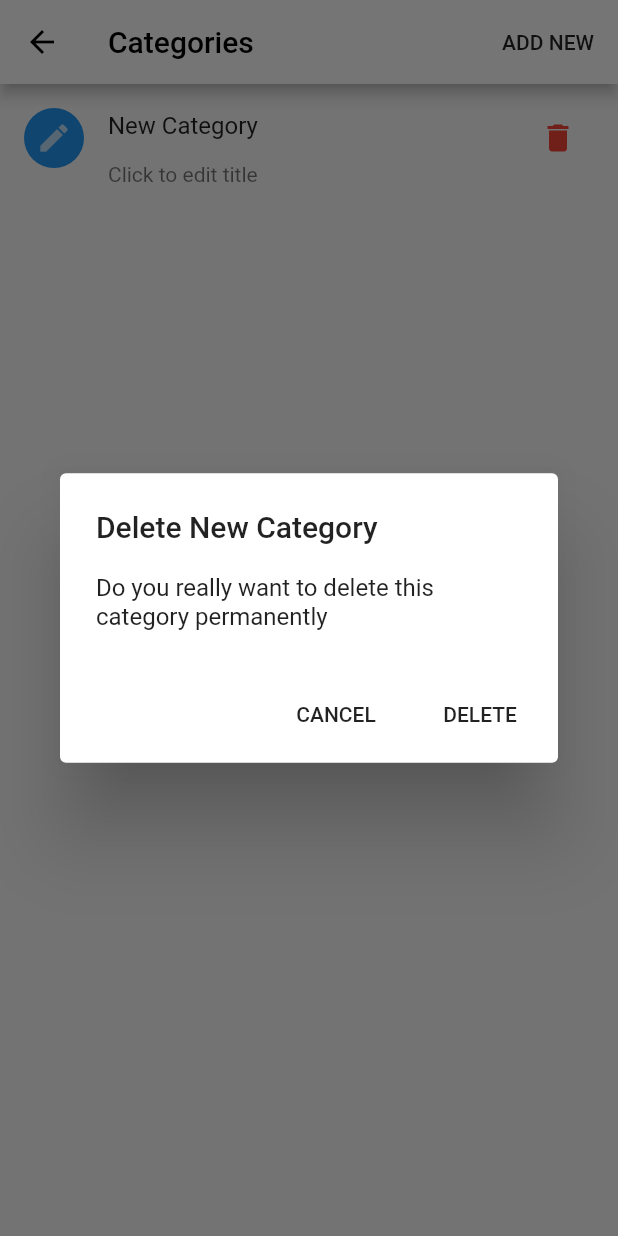
After one commit to EliasDolinsek/cash_cockpit_flutter, a Flutter app: the CategoriesEditorPage screen opened directly, after a tap on "ADD NEW", after a tap on the "delete" icon, on a phone screen of 412 x 824 dp. The commit adds this screen. Run offline on Flutter 3.47's test engine with Material 2 defaults, Android fonts, the phone set to English and light mode, and no system bars; our stand-ins replace cloud_firestore, firebase_auth, flutter_masked_text, flutter_money_formatter, google_sign_in; missing offline and left inert: flutter_material_color_picker; accounts and stored records are empty; statements that could not run were skipped.

Commit message:
Added categoires

```diff
--- /dev/null
+++ b/lib/core/category.dart
@@ -0,0 +1,37 @@
+import 'package:cloud_firestore/cloud_firestore.dart';
+import 'package:flutter/material.dart';
+
+class Category {
+
+  String name, color, id;
+  List<String> billIDs;
+
+  Category({this.name, this.color, this.billIDs, this.id});
+
+  Color get usableColor => Color(int.parse(color));
+
+  factory Category.newCategory(){
+    return Category(name: "New Category", color: Colors.blue.value.toString(), billIDs: []);
+  }
+
+  factory Category.fromFirestore(DocumentSnapshot documentSnapshot){
+    final map = documentSnapshot.data;
+    if(map == null) return Category();
+
+    return Category(
+      id: documentSnapshot.documentID,
+      name: map["name"] ?? "",
+      color: map["color"] ?? "",
+      billIDs: List<String>.from(map["billIDs"]) ?? []
+    );
+  }
+
+  Map<String, dynamic> toMap(String firebaseUserID) {
+    return {
+      "name":name,
+      "color":color,
+      "billIDs":billIDs,
+      "userID": firebaseUserID
+    };
+  }
+}
--- a/lib/data/data_manager.dart
+++ b/lib/data/data_manager.dart
@@ -2,6 +2,7 @@ import 'package:cloud_firestore/cloud_firestore.dart';
 import 'package:flutter/material.dart';
 
 import '../core/settings.dart';
+import '../core/category.dart';
 import 'data_provider.dart';
 
 Future<bool> doUserSettingsExist(String firebaseUserID) async {
@@ -21,6 +22,13 @@ Future<dynamic> createUserSettings(Settings settings, String firebaseUserID) {
   });
 }
 
+Future<dynamic> createCategory(Category category, String firebaseUserID){
+  final document = Firestore.instance.collection("categories").document();
+  return Firestore.instance.runTransaction((transaction) async {
+    await transaction.set(document, category.toMap(firebaseUserID));
+  });
+}
+
 Future<void> updateUserSettings(Settings settings, String firebaseUserID) {
   return Firestore.instance
       .collection("users")
@@ -28,6 +36,9 @@ Future<void> updateUserSettings(Settings settings, String firebaseUserID) {
       .updateData(settings.toMap());
 }
 
+Future<void> updateCategory(Category category, String firebaseUserID){
+  return Firestore.instance.collection("categories").document(category.id).updateData(category.toMap(firebaseUserID));
+}
 Future<void> setUserSettings(Settings settings, String firebaseUserID) async {
   if (await doUserSettingsExist(firebaseUserID)) {
     return updateUserSettings(settings, firebaseUserID);
@@ -35,3 +46,7 @@ Future<void> setUserSettings(Settings settings, String firebaseUserID) async {
     return createUserSettings(settings, firebaseUserID);
   }
 }
+
+Future<void> deleteCategory(Category category){
+  return Firestore.instance.collection("categories").document(category.id).delete();
+}
--- a/lib/data/data_provider.dart
+++ b/lib/data/data_provider.dart
@@ -1,4 +1,5 @@
 import 'package:flutter/material.dart';
+import 'package:cloud_firestore/cloud_firestore.dart';
 
 import 'package:firebase_auth/firebase_auth.dart';
 
@@ -6,6 +7,7 @@ import '../core/settings.dart';
 
 class DataProvider extends InheritedWidget {
 
+  final Stream<QuerySnapshot> categories;
   final FirebaseUser firebaseUser;
   final Settings settings;
 
@@ -13,7 +15,8 @@ class DataProvider extends InheritedWidget {
     Key key,
     @required Widget child,
     @required this.firebaseUser,
-    @required this.settings
+    @required this.settings,
+    @required this.categories
   })
       : assert(child != null),
         super(key: key, child: child);
--- /dev/null
+++ b/lib/layouts/categories_layout.dart
@@ -0,0 +1,48 @@
+import 'package:cloud_firestore/cloud_firestore.dart';
+import 'package:flutter/material.dart';
+
+import '../widgets/category_item.dart';
+
+import '../core/category.dart';
+
+import '../data/data_provider.dart';
+import '../data/data_manager.dart' as dataManager;
+
+class CategoriesLayout extends StatelessWidget {
+  final bool editMode;
+
+  const CategoriesLayout({this.editMode = false});
+
+  @override
+  Widget build(BuildContext context) {
+    return StreamBuilder<QuerySnapshot>(
+      stream: DataProvider.of(context).categories,
+      builder: (context, snapshot) {
+        if (snapshot.hasData) {
+          final documents = snapshot.data.documents;
+          if(documents.length == 0){
+            return Center(
+              child: Text("No cateogires"),
+            );
+          } else {
+            return ListView.separated(
+                itemBuilder: (context, index) {
+                  final category =
+                  Category.fromFirestore(documents.elementAt(index));
+                  return CategoryItem(
+                    category,
+                    editMode: true,
+                  );
+                },
+                separatorBuilder: (context, index) => Divider(),
+                itemCount: documents.length);
+          }
+        } else {
+          return Center(
+            child: CircularProgressIndicator(),
+          );
+        }
+      },
+    );
+  }
+}
--- a/lib/layouts/settings_layout.dart
+++ b/lib/layouts/settings_layout.dart
@@ -1,6 +1,8 @@
 import 'package:flutter/material.dart';
 
 import '../pages/currency_setup_pages.dart';
+import '../pages/categories_editor_page.dart';
+
 import '../core/auth_manager.dart' as authManager;
 
 class SettingsLayout extends StatefulWidget {
@@ -26,6 +28,9 @@ class _SettingsLayoutState extends State<SettingsLayout> {
       ListTile(
         title: Text("Categories"),
         subtitle: Text("Create, edit and delete categories"),
+        onTap: (){
+          Navigator.of(context).push(MaterialPageRoute(builder: (context) => CategoriesEditorPage()));
+        },
       )
     ];
   }
--- a/lib/main.dart
+++ b/lib/main.dart
@@ -1,3 +1,4 @@
+import 'package:cloud_firestore/cloud_firestore.dart';
 import 'package:flutter/material.dart';
 
 import 'package:firebase_auth/firebase_auth.dart';
@@ -39,6 +40,7 @@ class MyApp extends StatelessWidget {
           final firebaseUser = snapshot.data;
           return DataProvider(
             firebaseUser: firebaseUser,
+            categories: Firestore.instance.collection("categories").where("userID", isEqualTo: firebaseUser.uid).snapshots(),
             settings: Settings.fromFirebase(firebaseUser),
             child: MaterialApp(
               title: "CashCockpit",
--- /dev/null
+++ b/lib/pages/categories_editor_page.dart
@@ -0,0 +1,37 @@
+import 'package:flutter/material.dart';
+
+import '../layouts/categories_layout.dart';
+
+import '../core/category.dart';
+
+import '../data/data_provider.dart';
+import '../data/data_manager.dart' as dataManager;
+
+class CategoriesEditorPage extends StatelessWidget {
+  @override
+  Widget build(BuildContext context) {
+    return Scaffold(
+      appBar: AppBar(
+        title: Text(
+          "Categories",
+          style: TextStyle(color: Colors.black),
+        ),
+        iconTheme: IconThemeData(color: Colors.black),
+        backgroundColor: Colors.white,
+        actions: <Widget>[
+          MaterialButton(
+            child: Text("ADD NEW"),
+            onPressed: () => _addCategory(context),
+          )
+        ],
+      ),
+      body: CategoriesLayout(
+        editMode: true,
+      ),
+    );
+  }
+
+  void _addCategory(BuildContext context){
+    dataManager.createCategory(Category.newCategory(), DataProvider.of(context).firebaseUser.uid);
+  }
+}
--- /dev/null
+++ b/lib/widgets/category_item.dart
@@ -0,0 +1,149 @@
+import 'package:flutter/material.dart';
+import 'package:flutter_material_color_picker/flutter_material_color_picker.dart';
+
+import '../core/category.dart';
+
+import '../data/data_provider.dart';
+import '../data/data_manager.dart' as dataManager;
+
+class CategoryItem extends StatefulWidget {
+  final bool editMode;
+  final Category category;
+
+  const CategoryItem(this.category, {this.editMode = false});
+
+  @override
+  _CategoryItemState createState() => _CategoryItemState();
+}
+
+class _CategoryItemState extends State<CategoryItem> {
+
+  String _name;
+
+  @override
+  void initState() {
+    super.initState();
+    _name = widget.category.name;
+  }
+
+  @override
+  Widget build(BuildContext context) {
+    return ListTile(
+      leading: CircleAvatar(
+        backgroundColor: widget.category.usableColor,
+        child: widget.editMode
+            ? IconButton(
+                icon: Icon(Icons.edit),
+                onPressed: () => _showSelectColorDialog(context),
+              )
+            : null,
+      ),
+      title: _buildTitle(),
+      subtitle: _buildSubtitle(),
+      trailing: _buildTrailing(),
+    );
+  }
+
+  Widget _buildTitle() {
+    if (widget.editMode) {
+      return TextField(
+        controller: TextEditingController(text: _name)
+          ..selection = TextSelection.collapsed(offset: _name.length),
+        decoration: InputDecoration(
+          border: InputBorder.none,
+        ),
+        onChanged: (value) {
+          setState(() {
+            _name = value;
+          });
+        },
+      );
+    } else {
+      return Text(widget.category.name);
+    }
+  }
+
+  Widget _buildSubtitle() {
+    return widget.editMode
+        ? Text("Click to edit title")
+        : Text("${widget.category.billIDs.length} bills");
+  }
+
+  Widget _buildTrailing() {
+    if (widget.editMode) {
+      return Row(
+        mainAxisSize: MainAxisSize.min,
+        children: <Widget>[
+          _name != widget.category.name
+              ? IconButton(
+                  icon: Icon(Icons.check),
+                  onPressed: () {
+                    widget.category.name = _name;
+                    dataManager.updateCategory(widget.category, DataProvider.of(context).firebaseUser.uid);
+                  },
+                )
+              : Container(),
+          IconButton(
+            icon: Icon(
+              Icons.delete,
+              color: Colors.red,
+            ),
+            onPressed: () => _showDeleteConfirmDialog(context),
+          ),
+        ],
+      );
+    } else {
+      return null;
+    }
+  }
+
+  void _showDeleteConfirmDialog(BuildContext context) {
+    showDialog(
+      context: context,
+      builder: (context) => AlertDialog(
+            title: Text("Delete ${widget.category.name}"),
+            content:
+                Text("Do you really want to delete this category permanently"),
+            actions: <Widget>[
+              MaterialButton(
+                child: Text("CANCEL"),
+                onPressed: () => Navigator.pop(context),
+              ),
+              MaterialButton(
+                child: Text("DELETE"),
+                onPressed: () {
+                  dataManager.deleteCategory(widget.category);
+                  Navigator.pop(context);
+                },
+              )
+            ],
+          ),
+    );
+  }
+
+  void _showSelectColorDialog(BuildContext context) {
+    showDialog(
+      context: context,
+      builder: (context) {
+        return AlertDialog(
+          title: Text("Category color"),
+          content: MaterialColorPicker(
+            onColorChange: (Color color) {
+              setState(() {
+                widget.category.color = color.value.toString();
+              });
+              dataManager.updateCategory(widget.category, DataProvider.of(context).firebaseUser.uid);
+            },
+            selectedColor: widget.category.usableColor,
+          ),
+          actions: <Widget>[
+            MaterialButton(
+              child: Text("CLOSE"),
+              onPressed: () => Navigator.of(context).pop(),
+            )
+          ],
+        );
+      },
+    );
+  }
+}
--- a/pubspec.yaml
+++ b/pubspec.yaml
@@ -26,6 +26,7 @@ dependencies:
   firebase_auth: ^0.11.1+7
 
   google_sign_in: ^4.0.2
+  flutter_material_color_picker: ^1.0.0
 
   #Money formation
   flutter_money_formatter: ^0.8.2
```
Also changed, not shown: pubspec.lock, 4 other files.
